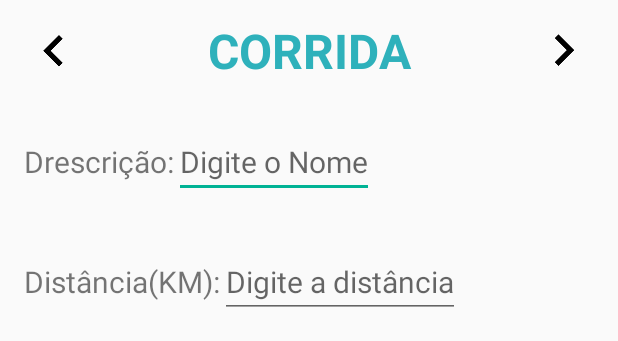
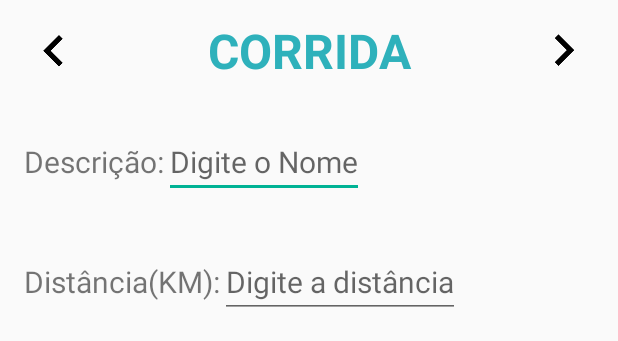
Before and after one commit to ArturFranco/FILS, an Android app: the layout add_treino_corrida.xml on its own in the app's theme, with its tools: preview values and no code run, on a phone screen of 412 x 824 dp. Shown: the top 341 px of the screen. Run offline under Robolectric (Android 15) with nearby library versions, the phone set to English and light mode, and no system bars.

Commit message:
- Adicionar corridas

```diff
--- a/app/src/main/res/layout/add_treino_corrida.xml
+++ b/app/src/main/res/layout/add_treino_corrida.xml
@@ -48,12 +48,13 @@
             <TextView
                 android:layout_width="match_parent"
                 android:layout_height="wrap_content"
-                android:text="Drescrição:"
+                android:text="Descrição:"
                 android:textSize="20dp"/>
             <EditText
                 android:layout_width="match_parent"
                 android:layout_height="wrap_content"
                 android:hint="Digite o Nome"
+                android:id="@+id/descCorrida"
                 android:textSize="20dp"/>
         </LinearLayout>
         <LinearLayout
@@ -70,6 +71,7 @@
                 android:layout_width="match_parent"
                 android:layout_height="wrap_content"
                 android:hint="Digite a distância"
+                android:id="@+id/distCorrida"
                 android:textSize="20dp"
                 android:inputType="numberDecimal"/>
         </LinearLayout>
@@ -88,12 +90,13 @@
                 android:layout_height="wrap_content"
                 android:hint="Digite a duração"
                 android:textSize="20dp"
+                android:id="@+id/durCorrida"
                 android:inputType="number"/>
         </LinearLayout>
         <Button
             android:layout_width="wrap_content"
             android:layout_height="wrap_content"
-            android:id="@+id/uploadNovoTreino"
+            android:id="@+id/uploadNovaCorrida"
             android:text="Salvar"
             android:layout_gravity="center_horizontal"
             android:onClick="uploadCorrida"
--- a/app/src/main/res/layout/dialog_novarefeicao.xml
+++ b/app/src/main/res/layout/dialog_novarefeicao.xml
@@ -39,7 +39,7 @@
         <Button
             android:layout_width="wrap_content"
             android:layout_height="wrap_content"
-            android:id="@+id/botaoConfirma"
+            android:id="@+id/botaoConfirmaRef"
             android:text="Confirma"
             android:backgroundTint="@color/verdePadrao"/>
         <Button
```
Also changed, not shown: app/src/main/java/com/example/gabriel/fils/AddTreino.java (+17 -3 lines), app/src/main/java/com/example/gabriel/fils/NovoTreino.java (+6 -2 lines).
